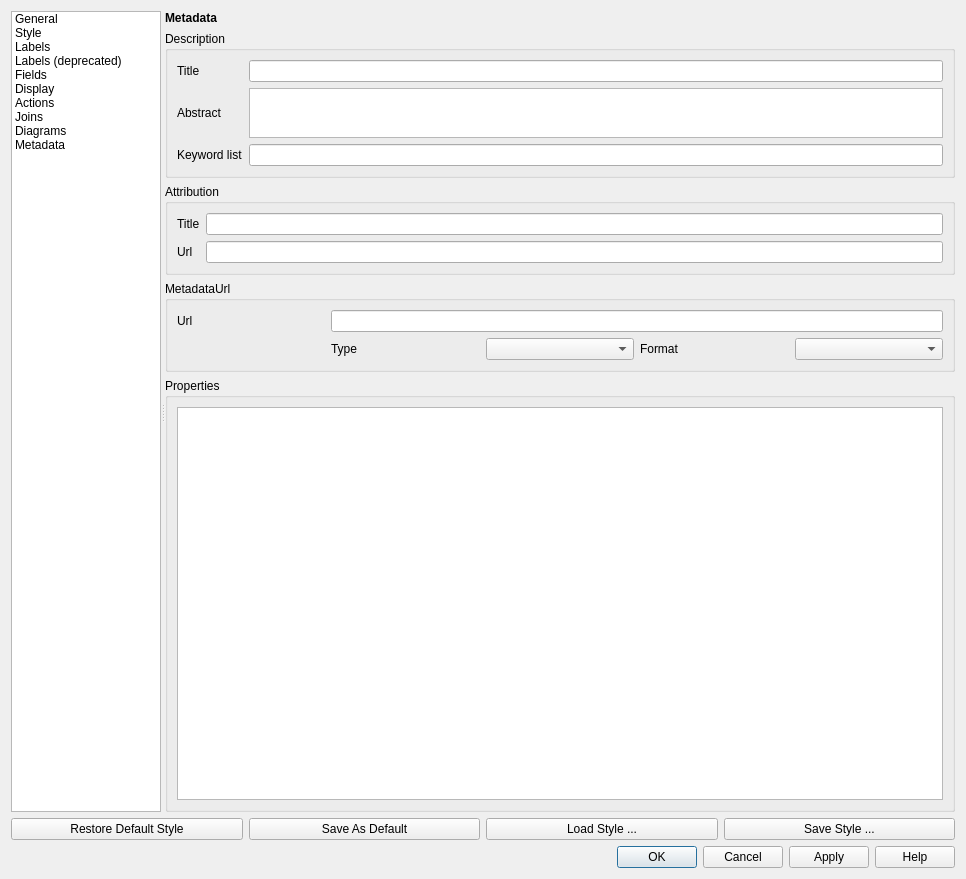
qgis/QGIS, file src/ui/qgsvectorlayerpropertiesbase.ui: the form before one commit.
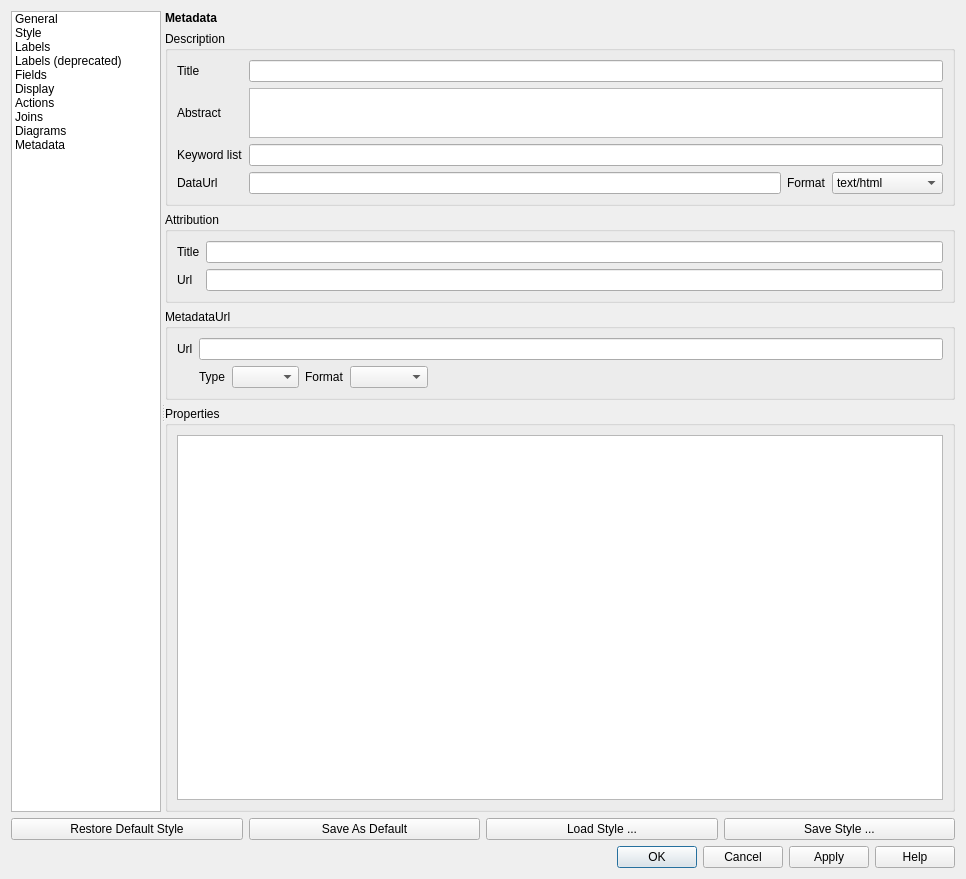
The form after the commit. The open tabs and pages were chosen to show the change. Icons and pictures are not drawn. Custom widgets are drawn as their Qt base class.

Commit message:
[FEATURE] Add DataUrl to layer's metadata
Like keyword list, attribution and metadata url, this information is
used by QGIS Server in WMS GetCapabilities and GetContext Request.
The user can add an url where he can find information about the layer.

```diff
--- a/src/ui/qgsvectorlayerpropertiesbase.ui
+++ b/src/ui/qgsvectorlayerpropertiesbase.ui
@@ -1376,6 +1376,46 @@
                   <item row="5" column="1">
                    <widget class="QLineEdit" name="mLayerKeywordListLineEdit"/>
                   </item>
+                  <item row="6" column="0">
+                   <widget class="QLabel" name="mLayerDataUrlLabel">
+                    <property name="text">
+                     <string>DataUrl</string>
+                    </property>
+                   </widget>
+                  </item>
+                  <item row="6" column="1">
+                   <layout class="QHBoxLayout" name="horizontalLayout_7">
+                    <item>
+                     <widget class="QLineEdit" name="mLayerDataUrlLineEdit"/>
+                    </item>
+                    <item>
+                     <widget class="QLabel" name="mLayerDataUrlFormatLabel">
+                      <property name="text">
+                       <string>Format</string>
+                      </property>
+                     </widget>
+                    </item>
+                    <item>
+                     <widget class="QComboBox" name="mLayerDataUrlFormatComboBox">
+                      <item>
+                       <property name="text">
+                        <string notr="true">text/html</string>
+                       </property>
+                      </item>
+                      <item>
+                       <property name="text">
+                        <string notr="true">text/plain</string>
+                       </property>
+                      </item>
+                      <item>
+                       <property name="text">
+                        <string notr="true">application/pdf</string>
+                       </property>
+                      </item>
+                     </widget>
+                    </item>
+                   </layout>
+                  </item>
                  </layout>
                 </widget>
                </item>
@@ -1427,17 +1467,19 @@
                     </property>
                    </widget>
                   </item>
-                  <item row="0" column="1" colspan="4">
+                  <item row="0" column="1">
                    <widget class="QLineEdit" name="mLayerMetadataUrlLineEdit"/>
                   </item>
                   <item row="1" column="1">
+                   <layout class="QHBoxLayout" name="horizontalLayout_8">
+                    <item>
                    <widget class="QLabel" name="mLayerMetadataUrlTypeLabel">
                     <property name="text">
                      <string>Type</string>
                     </property>
                    </widget>
                   </item>
-                  <item row="1" column="2">
+                    <item>
                    <widget class="QComboBox" name="mLayerMetadataUrlTypeComboBox">
                     <item>
                      <property name="text">
@@ -1456,14 +1498,14 @@
                     </item>
                    </widget>
                   </item>
-                  <item row="1" column="3">
+                    <item>
                    <widget class="QLabel" name="mLayerMetadataUrlFormatLabel">
                     <property name="text">
                      <string>Format</string>
                     </property>
                    </widget>
                   </item>
-                  <item row="1" column="4">
+                    <item>
                    <widget class="QComboBox" name="mLayerMetadataUrlFormatComboBox">
                     <item>
                      <property name="text">
@@ -1481,6 +1523,21 @@
                      </property>
                     </item>
                    </widget>
+                    </item>
+                    <item>
+                     <spacer name="horizontalSpacer_4">
+                      <property name="orientation">
+                       <enum>Qt::Horizontal</enum>
+                      </property>
+                      <property name="sizeHint" stdset="0">
+                       <size>
+                        <width>40</width>
+                        <height>20</height>
+                       </size>
+                      </property>
+                     </spacer>
+                    </item>
+                   </layout>
                   </item>
                  </layout>
                 </widget>
```
Lines whose indentation alone changed are shown as unchanged. The commit also changes 6 other files.
